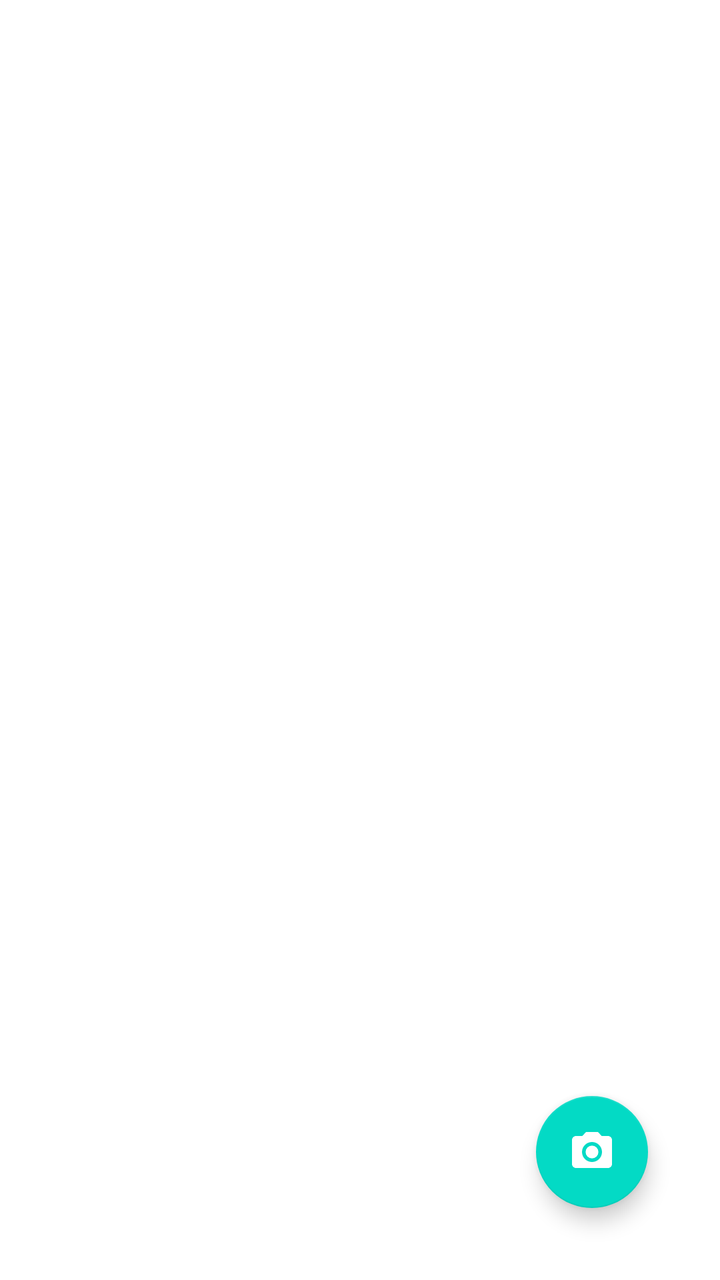
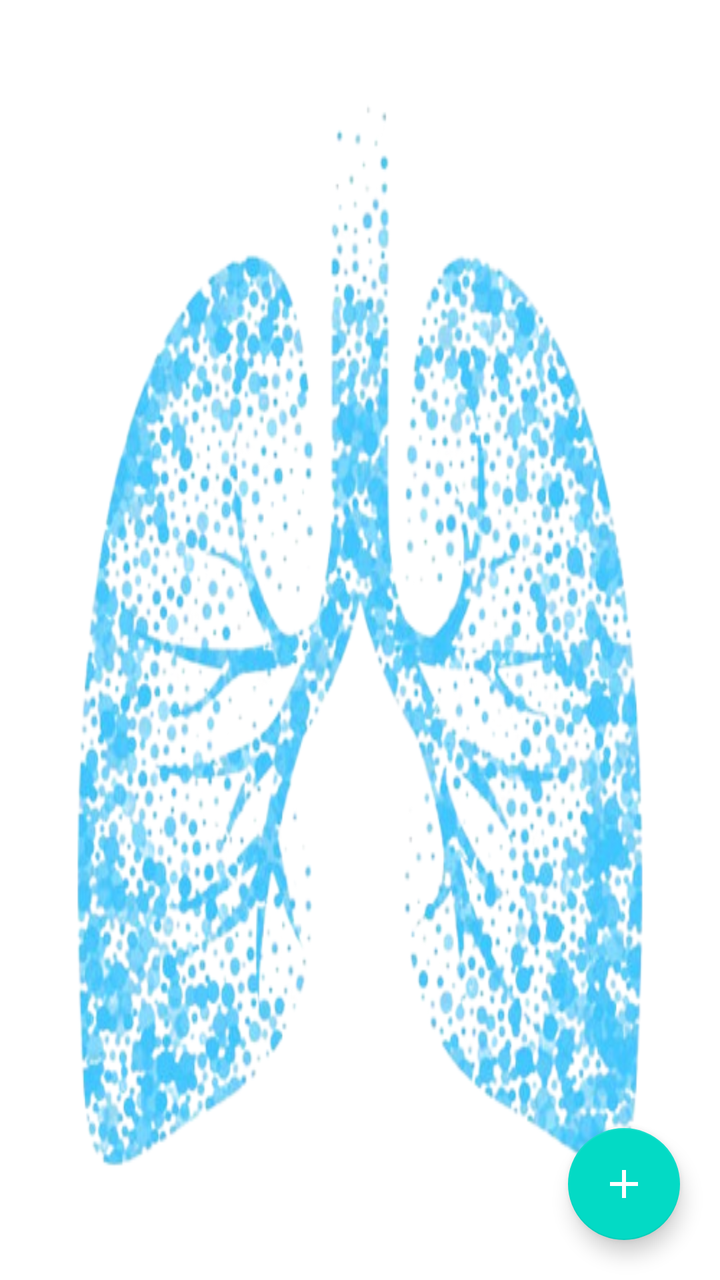

Compare the two renders of this Android layout. The source of the first and the diff that turns it into the second are given below.
<!-- AndroidManifest.xml: application theme Theme.MyApplication -->
<!-- res/layout/fragment_medications_list.xml -->
<?xml version="1.0" encoding="utf-8"?>
<androidx.constraintlayout.widget.ConstraintLayout xmlns:android="http://schemas.android.com/apk/res/android"
    xmlns:app="http://schemas.android.com/apk/res-auto"
    android:layout_width="match_parent"
    android:layout_height="match_parent"
    android:padding="16dp">

    <androidx.recyclerview.widget.RecyclerView
        android:id="@+id/recyclerMedications"
        android:layout_width="0dp"
        android:layout_height="0dp"
        app:layout_constraintTop_toTopOf="parent"
        app:layout_constraintBottom_toBottomOf="parent"
        app:layout_constraintStart_toStartOf="parent"
        app:layout_constraintEnd_toEndOf="parent"/>

    <com.google.android.material.floatingactionbutton.FloatingActionButton
        android:id="@+id/fabAddMedication"
        android:layout_width="wrap_content"
        android:layout_height="wrap_content"
        android:src="@drawable/ic_menu_camera"
        android:contentDescription="Dodaj lek"
        app:tint="@android:color/white"
        app:layout_constraintBottom_toBottomOf="parent"
        app:layout_constraintEnd_toEndOf="parent"
        android:layout_margin="20dp"/>
</androidx.constraintlayout.widget.ConstraintLayout>
<!-- resources referenced by this layout -->
<resources>
  <!-- drawable ic_menu_camera (drawable) -->
  <vector xmlns:android="http://schemas.android.com/apk/res/android"
          android:width="24dp"
          android:height="24dp"
          android:viewportWidth="24.0"
          android:viewportHeight="24.0">
      <path
          android:fillColor="#FF000000"
          android:pathData="M12,12m-3.2,0a3.2,3.2 0,1 1,6.4 0a3.2,3.2 0,1 1,-6.4 0"/>
      <path
          android:fillColor="#FF000000"
          android:pathData="M9,2L7.17,4H4c-1.1,0 -2,0.9 -2,2v12c0,1.1 0.9,2 2,2h16c1.1,0 2,-0.9 2,-2V6c0,-1.1 -0.9,-2 -2,-2h-3.17L15,2H9zm3,15c-2.76,0 -5,-2.24 -5,-5s2.24,-5 5,-5 5,2.24 5,5 -2.24,5 -5,5z"/>
  </vector>
  <style name="Theme.MyApplication" parent="Theme.MaterialComponents.DayNight.DarkActionBar">
          
          <item name="colorPrimary">@color/purple_500</item>
          <item name="colorPrimaryVariant">@color/purple_700</item>
          <item name="colorOnPrimary">@color/white</item>
          
          <item name="colorSecondary">@color/teal_200</item>
          <item name="colorSecondaryVariant">@color/teal_700</item>
          <item name="colorOnSecondary">@color/black</item>
          
          <item name="android:statusBarColor">?attr/colorPrimaryVariant</item>
          
      </style>
  <color name="purple_500">#FF6200EE</color>
  <color name="purple_700">#FF3700B3</color>
  <color name="white">#FFFFFFFF</color>
  <color name="teal_200">#FF03DAC5</color>
  <color name="teal_700">#FF018786</color>
  <color name="black">#FF000000</color>
</resources>

<!-- the commit's change to res/layout/fragment_medications_list.xml (unified diff, before → after) -->
@@ -1,27 +1,49 @@
 <?xml version="1.0" encoding="utf-8"?>
-<androidx.constraintlayout.widget.ConstraintLayout xmlns:android="http://schemas.android.com/apk/res/android"
+<androidx.constraintlayout.widget.ConstraintLayout
+    xmlns:android="http://schemas.android.com/apk/res/android"
     xmlns:app="http://schemas.android.com/apk/res-auto"
     android:layout_width="match_parent"
     android:layout_height="match_parent"
-    android:padding="16dp">
+    android:background="@drawable/lungs">
 
+    
+    <TextView
+        android:id="@+id/tvHeaderMedications"
+        android:layout_width="wrap_content"
+        android:layout_height="wrap_content"
+        android:text="Leki"
+        android:textColor="@android:color/white"
+        android:textSize="28sp"
+        android:textStyle="bold"
+        android:layout_margin="20dp"
+        app:layout_constraintStart_toStartOf="parent"
+        app:layout_constraintTop_toTopOf="parent"/>
+
+    
+
+    
     <androidx.recyclerview.widget.RecyclerView
         android:id="@+id/recyclerMedications"
         android:layout_width="0dp"
         android:layout_height="0dp"
-        app:layout_constraintTop_toTopOf="parent"
+        android:layout_margin="16dp"
         app:layout_constraintBottom_toBottomOf="parent"
+        app:layout_constraintEnd_toEndOf="parent"
+        app:layout_constraintHorizontal_bias="0.0"
         app:layout_constraintStart_toStartOf="parent"
-        app:layout_constraintEnd_toEndOf="parent"/>
+        app:layout_constraintTop_toBottomOf="@id/tvHeaderMedications"
+        app:layout_constraintVertical_bias="0.0" />
 
     <com.google.android.material.floatingactionbutton.FloatingActionButton
         android:id="@+id/fabAddMedication"
         android:layout_width="wrap_content"
         android:layout_height="wrap_content"
-        android:src="@drawable/ic_menu_camera"
+        android:src="@drawable/baseline_add_24"
         android:contentDescription="Dodaj lek"
+
         app:tint="@android:color/white"
         app:layout_constraintBottom_toBottomOf="parent"
         app:layout_constraintEnd_toEndOf="parent"
         android:layout_margin="20dp"/>
+
 </androidx.constraintlayout.widget.ConstraintLayout>
<!-- resource entries referenced after the edit -->
@@ -1,18 +1,12 @@
 <!-- resources referenced by this layout -->
 <resources>
-  <!-- drawable ic_menu_camera (drawable) -->
-  <vector xmlns:android="http://schemas.android.com/apk/res/android"
-          android:width="24dp"
-          android:height="24dp"
-          android:viewportWidth="24.0"
-          android:viewportHeight="24.0">
-      <path
-          android:fillColor="#FF000000"
-          android:pathData="M12,12m-3.2,0a3.2,3.2 0,1 1,6.4 0a3.2,3.2 0,1 1,-6.4 0"/>
-      <path
-          android:fillColor="#FF000000"
-          android:pathData="M9,2L7.17,4H4c-1.1,0 -2,0.9 -2,2v12c0,1.1 0.9,2 2,2h16c1.1,0 2,-0.9 2,-2V6c0,-1.1 -0.9,-2 -2,-2h-3.17L15,2H9zm3,15c-2.76,0 -5,-2.24 -5,-5s2.24,-5 5,-5 5,2.24 5,5 -2.24,5 -5,5z"/>
+  <!-- drawable baseline_add_24 (drawable) -->
+  <vector xmlns:android="http://schemas.android.com/apk/res/android" android:height="24dp" android:tint="#000000" android:viewportHeight="24" android:viewportWidth="24" android:width="24dp">
+        
+      <path android:fillColor="@android:color/white" android:pathData="M19,13h-6v6h-2v-6H5v-2h6V5h2v6h6v2z"/>
+      
   </vector>
+  <!-- drawable lungs: png bitmap (drawable, 315991 bytes) -->
   <style name="Theme.MyApplication" parent="Theme.MaterialComponents.DayNight.DarkActionBar">
           
           <item name="colorPrimary">@color/purple_500</item>
